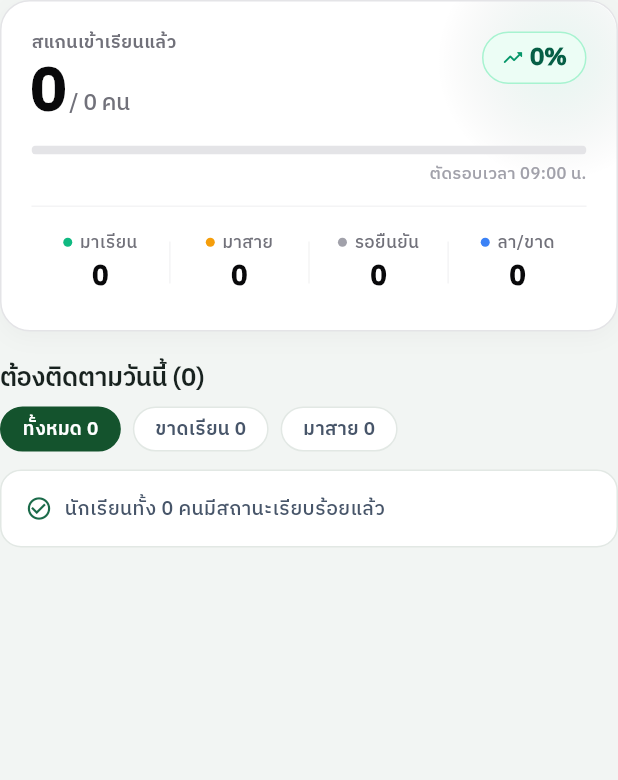
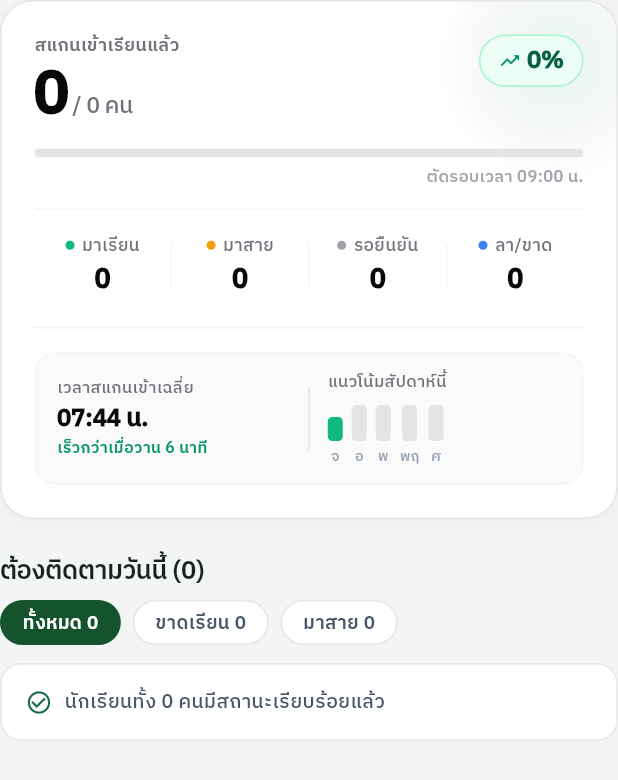
Before and after one commit to Thanawanit/Student_APP, a Flutter app: the ClassroomIntelligencePanel widget shown alone on an empty page, opened directly with empty values, on a phone screen of 412 x 824 dp. Shown: the top 780 px of the screen. Run offline on Flutter 3.47's test engine with Material 3 defaults, Android fonts, the phone set to English and light mode, and no system bars.

Commit message:
feat(ui): add weekly insight and spark-bar footer to teacher summary card

```diff
--- a/lib/shared/widgets/summary_metric_strip.dart
+++ b/lib/shared/widgets/summary_metric_strip.dart
@@ -106,7 +106,7 @@ class ClassroomIntelligencePanel extends StatelessWidget {
             crossAxisAlignment: CrossAxisAlignment.start,
             children: <Widget>[
               heroCard,
-              const SizedBox(height: 20),
+              const SizedBox(height: 24),
               followUpSection,
             ],
           ),
@@ -150,7 +150,7 @@ class _WhiteHeroBentoCard extends StatelessWidget {
       width: double.infinity,
       decoration: BoxDecoration(
         color: const Color(0xFFFFFFFF),
-        borderRadius: BorderRadius.circular(20),
+        borderRadius: BorderRadius.circular(22),
         border: Border.all(color: const Color(0xFFE4E4E7), width: 1),
         boxShadow: <BoxShadow>[
           BoxShadow(
@@ -161,7 +161,7 @@ class _WhiteHeroBentoCard extends StatelessWidget {
         ],
       ),
       child: ClipRRect(
-        borderRadius: BorderRadius.circular(20),
+        borderRadius: BorderRadius.circular(22),
         child: Stack(
           children: <Widget>[
             Positioned(
@@ -184,7 +184,7 @@ class _WhiteHeroBentoCard extends StatelessWidget {
               ),
             ),
             Padding(
-              padding: const EdgeInsets.all(20),
+              padding: const EdgeInsets.all(22),
               child: Column(
                 crossAxisAlignment: CrossAxisAlignment.start,
                 children: <Widget>[
@@ -390,11 +390,152 @@ class _WhiteHeroBentoCard extends StatelessWidget {
                       ),
                     ],
                   ),
+                  const SizedBox(height: 16),
+                  const Divider(
+                    height: 1,
+                    thickness: 1,
+                    color: Color(0xFFF4F4F5),
+                  ),
+                  const SizedBox(height: 16),
+
+                  // 4. Secondary Insight & Weekly Trend Footer
+                  _WeeklyInsightFooter(),
                 ],
               ),
             ),
           ],
         ),
+      ),
+    );
+  }
+}
+
+class _WeeklyInsightFooter extends StatelessWidget {
+  const _WeeklyInsightFooter();
+
+  static const List<({String day, double height, Color color})> _sparkBars =
+      <({String day, double height, Color color})>[
+        (day: 'จ', height: 16, color: Color(0xFF10B981)),
+        (day: 'อ', height: 24, color: Color(0xFFE4E4E7)),
+        (day: 'พ', height: 24, color: Color(0xFFE4E4E7)),
+        (day: 'พฤ', height: 24, color: Color(0xFFE4E4E7)),
+        (day: 'ศ', height: 24, color: Color(0xFFE4E4E7)),
+      ];
+
+  @override
+  Widget build(BuildContext context) {
+    return Container(
+      padding: const EdgeInsets.symmetric(horizontal: 14, vertical: 12),
+      decoration: BoxDecoration(
+        color: const Color(0xFFFAFAFA),
+        borderRadius: BorderRadius.circular(14),
+        border: Border.all(color: const Color(0xFFF4F4F5)),
+      ),
+      child: Row(
+        crossAxisAlignment: CrossAxisAlignment.center,
+        children: <Widget>[
+          Expanded(
+            child: Column(
+              crossAxisAlignment: CrossAxisAlignment.start,
+              mainAxisSize: MainAxisSize.min,
+              children: <Widget>[
+                Text(
+                  'เวลาสแกนเข้าเฉลี่ย',
+                  style: AppTypography.microLabel.copyWith(
+                    fontSize: 11,
+                    fontWeight: FontWeight.w500,
+                    color: const Color(0xFF71717A),
+                  ),
+                ),
+                const SizedBox(height: 3),
+                Text(
+                  '07:44\u00A0น.',
+                  style: AppTypography.sectionTitle.copyWith(
+                    fontSize: 16,
+                    fontWeight: FontWeight.w800,
+                    color: const Color(0xFF09090B),
+                    fontFeatures: const <FontFeature>[
+                      FontFeature.tabularFigures(),
+                    ],
+                  ),
+                ),
+                const SizedBox(height: 2),
+                Text(
+                  'เร็วกว่าเมื่อวาน 6 นาที',
+                  style: AppTypography.microLabel.copyWith(
+                    fontSize: 10.5,
+                    fontWeight: FontWeight.w600,
+                    color: const Color(0xFF059669),
+                  ),
+                ),
+              ],
+            ),
+          ),
+          Container(
+            width: 1,
+            height: 42,
+            color: const Color(0xFFE4E4E7),
+            margin: const EdgeInsets.symmetric(horizontal: 12),
+          ),
+          Flexible(
+            child: Column(
+              crossAxisAlignment: CrossAxisAlignment.start,
+              mainAxisSize: MainAxisSize.min,
+              children: <Widget>[
+                Text(
+                  'แนวโน้มสัปดาห์นี้',
+                  maxLines: 1,
+                  overflow: TextOverflow.ellipsis,
+                  style: AppTypography.microLabel.copyWith(
+                    fontSize: 11,
+                    fontWeight: FontWeight.w500,
+                    color: const Color(0xFF71717A),
+                  ),
+                ),
+                const SizedBox(height: 6),
+                FittedBox(
+                  fit: BoxFit.scaleDown,
+                  alignment: Alignment.centerLeft,
+                  child: Row(
+                    mainAxisSize: MainAxisSize.min,
+                    children: <Widget>[
+                      for (var i = 0; i < _sparkBars.length; i++) ...<Widget>[
+                        Column(
+                          mainAxisSize: MainAxisSize.min,
+                          children: <Widget>[
+                            SizedBox(
+                              height: 26,
+                              child: Align(
+                                alignment: Alignment.bottomCenter,
+                                child: Container(
+                                  width: 10,
+                                  height: _sparkBars[i].height,
+                                  decoration: BoxDecoration(
+                                    color: _sparkBars[i].color,
+                                    borderRadius: BorderRadius.circular(3),
+                                  ),
+                                ),
+                              ),
+                            ),
+                            const SizedBox(height: 4),
+                            Text(
+                              _sparkBars[i].day,
+                              style: AppTypography.microLabel.copyWith(
+                                fontSize: 9.5,
+                                color: const Color(0xFF94A3B8),
+                              ),
+                            ),
+                          ],
+                        ),
+                        if (i < _sparkBars.length - 1) const SizedBox(width: 6),
+                      ],
+                    ],
+                  ),
+                ),
+              ],
+            ),
+          ),
+        ],
       ),
     );
   }
```
